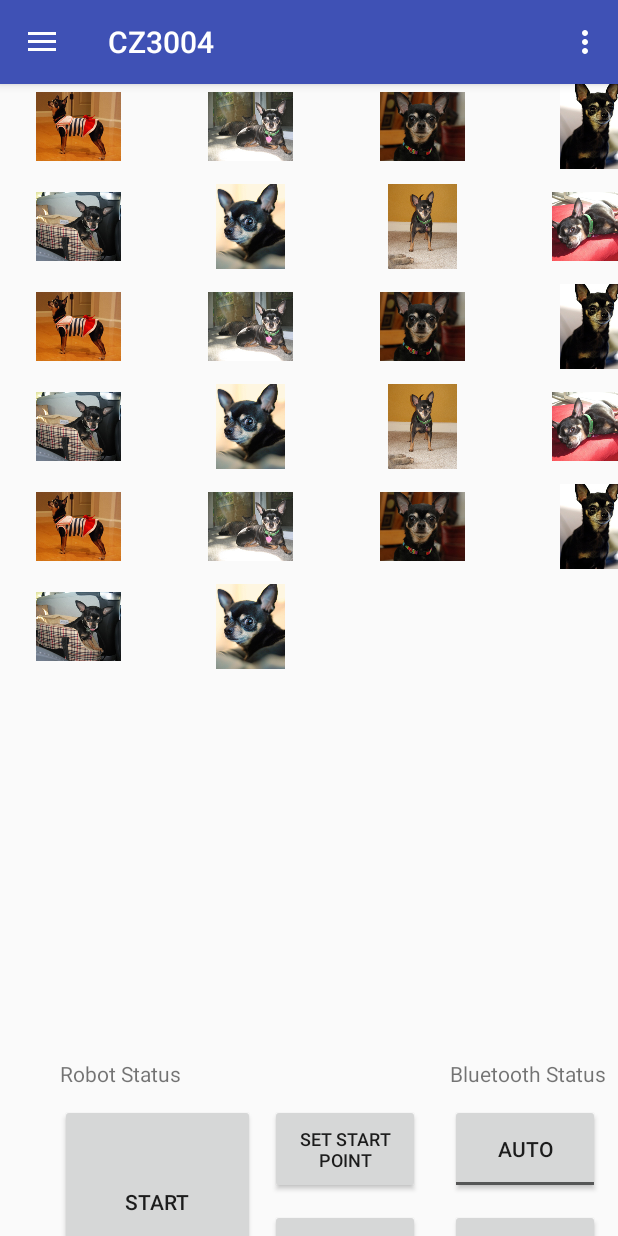
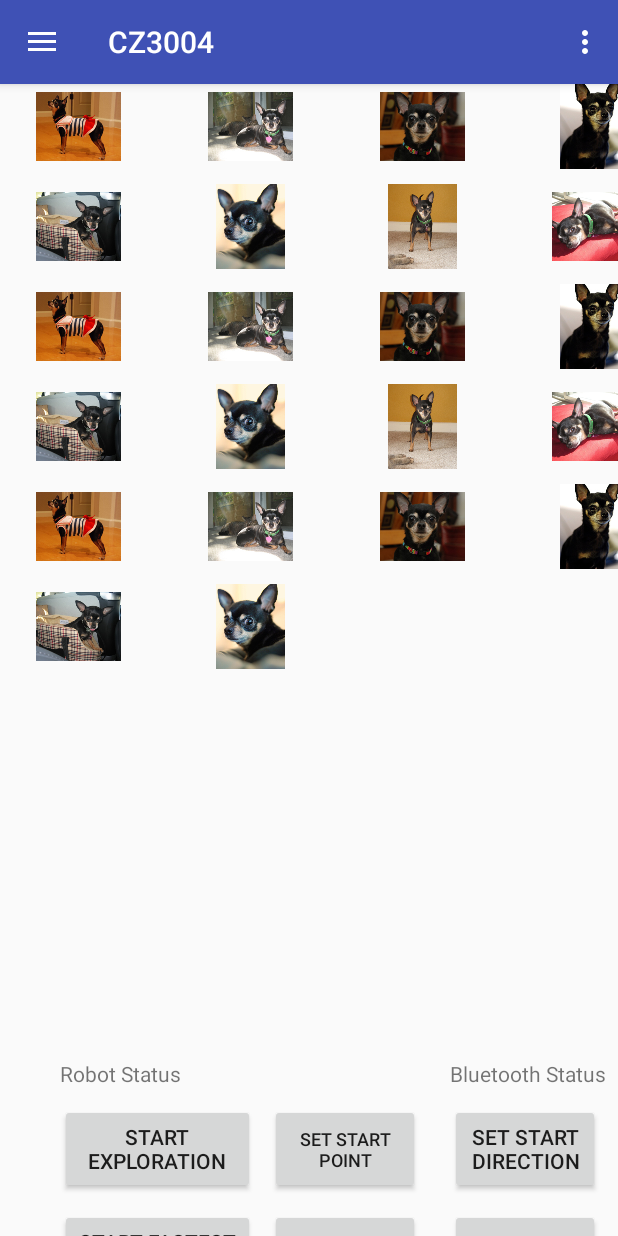
Before and after one commit to laiqinghui/CE3004---MDP, an Android app: the fragment ArenaFragment placed in its activity, on a phone screen of 412 x 824 dp. Run offline under Robolectric (Android 15) with nearby library versions, the phone set to English and light mode, and no system bars.

Commit message:
changes to arena layout

```diff
--- a/android/app/src/main/res/layout/fragment_arena.xml
+++ b/android/app/src/main/res/layout/fragment_arena.xml
@@ -34,13 +34,22 @@
         android:text="Bluetooth Status" />
 
     <Button
-        android:id="@+id/startButton"
+        android:id="@+id/startExButton"
         android:layout_marginTop="680dp"
         android:layout_marginBottom="50dp"
         android:layout_marginLeft="40dp"
         android:layout_width="130dp"
-        android:layout_height="130dp"
-        android:text="START" />
+        android:layout_height="60dp"
+        android:text="START EXPLORATION" />
+
+    <Button
+        android:id="@+id/startFpButton"
+        android:layout_marginTop="750dp"
+        android:layout_marginBottom="50dp"
+        android:layout_marginLeft="40dp"
+        android:layout_width="130dp"
+        android:layout_height="60dp"
+        android:text="START FASTEST PATH" />
 
     <Button
         android:id="@+id/startPointButton"
@@ -60,10 +69,18 @@
         android:text="Set Way Point"
         android:textSize="12sp"/>
 
+    <Button
+        android:id="@+id/directionButton"
+        android:layout_marginTop="680dp"
+        android:layout_marginLeft="300dp"
+        android:layout_width="100dp"
+        android:layout_height="60dp"
+        android:text="Set Start Direction" />
+
     <ToggleButton
         android:id="@+id/updateToggleButton"
         android:layout_marginTop="680dp"
-        android:layout_marginLeft="300dp"
+        android:layout_marginLeft="420dp"
         android:layout_width="100dp"
         android:layout_height="60dp"
         android:textOn="Manual"
@@ -79,20 +96,13 @@
 
     <Button
         android:id="@+id/refreshButton"
-        android:layout_marginTop="680dp"
-        android:layout_marginLeft="420dp"
-        android:layout_width="100dp"
-        android:layout_height="60dp"
-        android:text="refresh" />
-
-    <ToggleButton
-        android:id="@+id/exploreToggleButton"
         android:layout_marginTop="750dp"
         android:layout_marginLeft="420dp"
         android:layout_width="100dp"
         android:layout_height="60dp"
-        android:textOn="Fastest Path"
-        android:textOff="Exploration" />
+        android:text="refresh map" />
+
+
 
 
 
```
